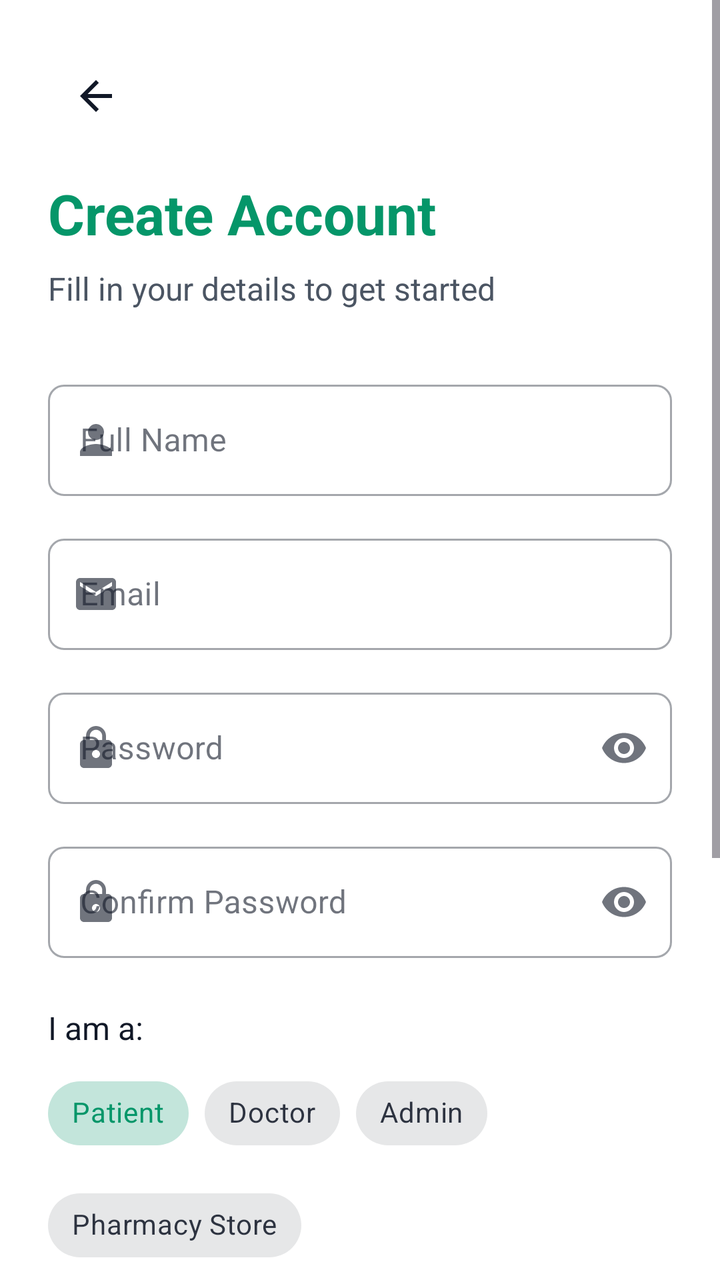
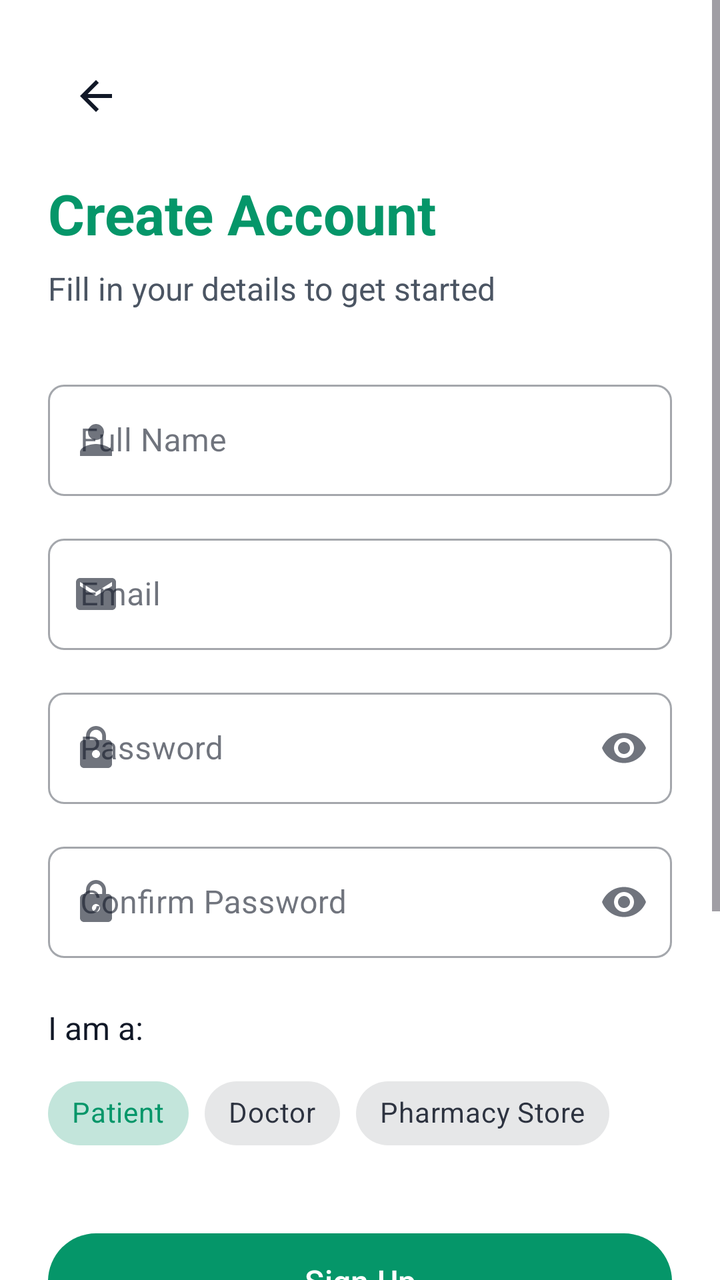

The first picture is an Android layout as it rendered before a commit; the second is the same layout after the commit. The layout source and the unified diff follow.
<!-- AndroidManifest.xml: application theme Theme.MediTrack -->
<!-- res/layout/activity_signup.xml -->
<?xml version="1.0" encoding="utf-8"?>
<ScrollView xmlns:android="http://schemas.android.com/apk/res/android"
    xmlns:app="http://schemas.android.com/apk/res-auto"
    android:layout_width="match_parent"
    android:layout_height="match_parent"
    android:fillViewport="true">

    <androidx.constraintlayout.widget.ConstraintLayout
        android:layout_width="match_parent"
        android:layout_height="wrap_content"
        android:padding="24dp">

        <ImageButton
            android:id="@+id/backButton"
            android:layout_width="48dp"
            android:layout_height="48dp"
            android:background="?attr/selectableItemBackgroundBorderless"
            android:contentDescription="@string/back"
            android:src="@drawable/ic_back"
            app:layout_constraintStart_toStartOf="parent"
            app:layout_constraintTop_toTopOf="parent"
            app:tint="@color/text_primary" />

        <TextView
            android:id="@+id/titleText"
            android:layout_width="wrap_content"
            android:layout_height="wrap_content"
            android:layout_marginTop="16dp"
            android:text="@string/create_account"
            android:textColor="@color/primary"
            android:textSize="28sp"
            android:textStyle="bold"
            app:layout_constraintStart_toStartOf="parent"
            app:layout_constraintTop_toBottomOf="@+id/backButton" />

        <TextView
            android:id="@+id/subtitleText"
            android:layout_width="wrap_content"
            android:layout_height="wrap_content"
            android:layout_marginTop="8dp"
            android:text="@string/signup_subtitle"
            android:textColor="@color/text_secondary"
            android:textSize="16sp"
            app:layout_constraintStart_toStartOf="parent"
            app:layout_constraintTop_toBottomOf="@+id/titleText" />

        <com.google.android.material.textfield.TextInputLayout
            android:id="@+id/nameLayout"
            style="@style/Widget.MaterialComponents.TextInputLayout.OutlinedBox"
            android:layout_width="0dp"
            android:layout_height="wrap_content"
            android:layout_marginTop="32dp"
            android:hint="@string/full_name"
            app:layout_constraintEnd_toEndOf="parent"
            app:layout_constraintStart_toStartOf="parent"
            app:layout_constraintTop_toBottomOf="@+id/subtitleText"
            app:startIconDrawable="@drawable/ic_person">

            <com.google.android.material.textfield.TextInputEditText
                android:id="@+id/nameEditText"
                android:layout_width="match_parent"
                android:layout_height="wrap_content"
                android:inputType="textPersonName"
                android:maxLines="1" />
        </com.google.android.material.textfield.TextInputLayout>

        <com.google.android.material.textfield.TextInputLayout
            android:id="@+id/emailLayout"
            style="@style/Widget.MaterialComponents.TextInputLayout.OutlinedBox"
            android:layout_width="0dp"
            android:layout_height="wrap_content"
            android:layout_marginTop="16dp"
            android:hint="@string/email"
            app:layout_constraintEnd_toEndOf="parent"
            app:layout_constraintStart_toStartOf="parent"
            app:layout_constraintTop_toBottomOf="@+id/nameLayout"
            app:startIconDrawable="@drawable/ic_email">

            <com.google.android.material.textfield.TextInputEditText
                android:id="@+id/emailEditText"
                android:layout_width="match_parent"
                android:layout_height="wrap_content"
                android:inputType="textEmailAddress"
                android:maxLines="1" />
        </com.google.android.material.textfield.TextInputLayout>

        <com.google.android.material.textfield.TextInputLayout
            android:id="@+id/passwordLayout"
            style="@style/Widget.MaterialComponents.TextInputLayout.OutlinedBox"
            android:layout_width="0dp"
            android:layout_height="wrap_content"
            android:layout_marginTop="16dp"
            android:hint="@string/password"
            app:endIconMode="password_toggle"
            app:layout_constraintEnd_toEndOf="parent"
            app:layout_constraintStart_toStartOf="parent"
            app:layout_constraintTop_toBottomOf="@+id/emailLayout"
            app:startIconDrawable="@drawable/ic_lock">

            <com.google.android.material.textfield.TextInputEditText
                android:id="@+id/passwordEditText"
                android:layout_width="match_parent"
                android:layout_height="wrap_content"
                android:inputType="textPassword"
                android:maxLines="1" />
        </com.google.android.material.textfield.TextInputLayout>

        <com.google.android.material.textfield.TextInputLayout
            android:id="@+id/confirmPasswordLayout"
            style="@style/Widget.MaterialComponents.TextInputLayout.OutlinedBox"
            android:layout_width="0dp"
            android:layout_height="wrap_content"
            android:layout_marginTop="16dp"
            android:hint="@string/confirm_password"
            app:endIconMode="password_toggle"
            app:layout_constraintEnd_toEndOf="parent"
            app:layout_constraintStart_toStartOf="parent"
            app:layout_constraintTop_toBottomOf="@+id/passwordLayout"
            app:startIconDrawable="@drawable/ic_lock">

            <com.google.android.material.textfield.TextInputEditText
                android:id="@+id/confirmPasswordEditText"
                android:layout_width="match_parent"
                android:layout_height="wrap_content"
                android:inputType="textPassword"
                android:maxLines="1" />
        </com.google.android.material.textfield.TextInputLayout>

        <TextView
            android:id="@+id/roleLabel"
            android:layout_width="wrap_content"
            android:layout_height="wrap_content"
            android:layout_marginTop="24dp"
            android:text="@string/i_am_a"
            android:textColor="@color/text_primary"
            android:textSize="16sp"
            app:layout_constraintStart_toStartOf="parent"
            app:layout_constraintTop_toBottomOf="@+id/confirmPasswordLayout" />

        <com.google.android.material.chip.ChipGroup
            android:id="@+id/roleChipGroup"
            android:layout_width="0dp"
            android:layout_height="wrap_content"
            android:layout_marginTop="8dp"
            app:layout_constraintEnd_toEndOf="parent"
            app:layout_constraintStart_toStartOf="parent"
            app:layout_constraintTop_toBottomOf="@+id/roleLabel"
            app:selectionRequired="true"
            app:singleSelection="true">

            <com.google.android.material.chip.Chip
                android:id="@+id/patientChip"
                style="@style/Widget.MaterialComponents.Chip.Choice"
                android:layout_width="wrap_content"
                android:layout_height="wrap_content"
                android:checked="true"
                android:text="@string/patient" />

            <com.google.android.material.chip.Chip
                android:id="@+id/doctorChip"
                style="@style/Widget.MaterialComponents.Chip.Choice"
                android:layout_width="wrap_content"
                android:layout_height="wrap_content"
                android:text="@string/doctor" />

            <com.google.android.material.chip.Chip
                android:id="@+id/adminChip"
                style="@style/Widget.MaterialComponents.Chip.Choice"
                android:layout_width="wrap_content"
                android:layout_height="wrap_content"
                android:text="@string/admin" />

            <com.google.android.material.chip.Chip
                android:id="@+id/pharmacyChip"
                style="@style/Widget.MaterialComponents.Chip.Choice"
                android:layout_width="wrap_content"
                android:layout_height="wrap_content"
                android:text="@string/pharmacy_store" />
        </com.google.android.material.chip.ChipGroup>

        <com.google.android.material.button.MaterialButton
            android:id="@+id/signupButton"
            android:layout_width="0dp"
            android:layout_height="56dp"
            android:layout_marginTop="32dp"
            android:text="@string/sign_up"
            android:textAllCaps="false"
            android:textSize="16sp"
            app:cornerRadius="28dp"
            app:layout_constraintEnd_toEndOf="parent"
            app:layout_constraintStart_toStartOf="parent"
            app:layout_constraintTop_toBottomOf="@+id/roleChipGroup" />

        <ProgressBar
            android:id="@+id/progressBar"
            android:layout_width="wrap_content"
            android:layout_height="wrap_content"
            android:visibility="gone"
            app:layout_constraintBottom_toBottomOf="@+id/signupButton"
            app:layout_constraintEnd_toEndOf="@+id/signupButton"
            app:layout_constraintStart_toStartOf="@+id/signupButton"
            app:layout_constraintTop_toTopOf="@+id/signupButton" />

        <TextView
            android:id="@+id/orText"
            android:layout_width="wrap_content"
            android:layout_height="wrap_content"
            android:layout_marginTop="24dp"
            android:text="@string/or"
            android:textColor="@color/text_secondary"
            android:textSize="14sp"
            app:layout_constraintEnd_toEndOf="parent"
            app:layout_constraintStart_toStartOf="parent"
            app:layout_constraintTop_toBottomOf="@+id/signupButton" />

        <View
            android:id="@+id/leftDivider"
            android:layout_width="0dp"
            android:layout_height="1dp"
            android:layout_marginEnd="16dp"
            android:background="@color/divider"
            app:layout_constraintBottom_toBottomOf="@+id/orText"
            app:layout_constraintEnd_toStartOf="@+id/orText"
            app:layout_constraintStart_toStartOf="parent"
            app:layout_constraintTop_toTopOf="@+id/orText" />

        <View
            android:id="@+id/rightDivider"
            android:layout_width="0dp"
            android:layout_height="1dp"
            android:layout_marginStart="16dp"
            android:background="@color/divider"
            app:layout_constraintBottom_toBottomOf="@+id/orText"
            app:layout_constraintEnd_toEndOf="parent"
            app:layout_constraintStart_toEndOf="@+id/orText"
            app:layout_constraintTop_toTopOf="@+id/orText" />

        <com.google.android.material.button.MaterialButton
            android:id="@+id/googleSignUpButton"
            style="@style/Widget.MaterialComponents.Button.OutlinedButton"
            android:layout_width="0dp"
            android:layout_height="56dp"
            android:layout_marginTop="24dp"
            android:text="@string/continue_with_google"
            android:textAllCaps="false"
            android:textColor="@color/text_primary"
            android:textSize="16sp"
            app:cornerRadius="28dp"
            app:icon="@drawable/ic_google"
            app:iconGravity="textStart"
            app:iconPadding="12dp"
            app:iconTint="@null"
            app:layout_constraintEnd_toEndOf="parent"
            app:layout_constraintStart_toStartOf="parent"
            app:layout_constraintTop_toBottomOf="@+id/orText" />

        <LinearLayout
            android:layout_width="wrap_content"
            android:layout_height="wrap_content"
            android:layout_marginTop="32dp"
            android:layout_marginBottom="24dp"
            android:orientation="horizontal"
            app:layout_constraintBottom_toBottomOf="parent"
            app:layout_constraintEnd_toEndOf="parent"
            app:layout_constraintStart_toStartOf="parent"
            app:layout_constraintTop_toBottomOf="@+id/googleSignUpButton">

            <TextView
                android:layout_width="wrap_content"
                android:layout_height="wrap_content"
                android:text="@string/already_have_account"
                android:textColor="@color/text_secondary"
                android:textSize="14sp" />

            <TextView
                android:id="@+id/signInText"
                android:layout_width="wrap_content"
                android:layout_height="wrap_content"
                android:layout_marginStart="4dp"
                android:padding="4dp"
                android:text="@string/sign_in"
                android:textColor="@color/primary"
                android:textSize="14sp"
                android:textStyle="bold" />
        </LinearLayout>

    </androidx.constraintlayout.widget.ConstraintLayout>
</ScrollView>
<!-- resources referenced by this layout -->
<resources>
  <color name="divider">#E5E7EB</color>
  <color name="primary">#059669</color>
  <color name="text_primary">#111827</color>
  <color name="text_secondary">#4B5563</color>
  <!-- drawable ic_back (drawable) -->
  <vector xmlns:android="http://schemas.android.com/apk/res/android"
      android:width="24dp"
      android:height="24dp"
      android:viewportWidth="24"
      android:viewportHeight="24">
      <path
          android:fillColor="#000000"
          android:pathData="M20,11H7.83l5.59,-5.59L12,4l-8,8l8,8l1.41,-1.41L7.83,13H20V11z"/>
  </vector>
  <!-- drawable ic_email (drawable) -->
  <vector xmlns:android="http://schemas.android.com/apk/res/android"
      android:width="24dp"
      android:height="24dp"
      android:viewportWidth="24"
      android:viewportHeight="24">
      <path
          android:fillColor="#000000"
          android:pathData="M20,4H4C2.9,4 2.01,4.9 2.01,6L2,18c0,1.1 0.9,2 2,2h16c1.1,0 2,-0.9 2,-2V6C22,4.9 21.1,4 20,4zM20,8l-8,5l-8,-5V6l8,5l8,-5V8z"/>
  </vector>
  <!-- drawable ic_person (drawable) -->
  <vector xmlns:android="http://schemas.android.com/apk/res/android"
      android:width="24dp"
      android:height="24dp"
      android:viewportWidth="24"
      android:viewportHeight="24">
      <path
          android:fillColor="#000000"
          android:pathData="M12,12c2.21,0 4,-1.79 4,-4s-1.79,-4 -4,-4s-4,1.79 -4,4S9.79,12 12,12zM12,14c-2.67,0 -8,1.34 -8,4v2h16v-2C20,15.34 14.67,14 12,14z"/>
  </vector>
  <string name="admin">Admin</string>
  <string name="already_have_account">Already have an account?</string>
  <string name="back">Back</string>
  <string name="confirm_password">Confirm Password</string>
  <string name="continue_with_google">Continue with Google</string>
  <string name="create_account">Create Account</string>
  <string name="doctor">Doctor</string>
  <string name="email">Email</string>
  <string name="full_name">Full Name</string>
  <string name="i_am_a">I am a:</string>
  <string name="or">OR</string>
  <string name="password">Password</string>
  <string name="patient">Patient</string>
  <string name="pharmacy_store">Pharmacy Store</string>
  <string name="sign_in">Sign In</string>
  <string name="sign_up">Sign Up</string>
  <string name="signup_subtitle">Fill in your details to get started</string>
  <color name="primary_dark">#047857</color>
  <color name="primary_container">#D1FAE5</color>
  <color name="text_on_primary">#FFFFFF</color>
  <color name="on_primary_container">#064E3B</color>
  <color name="secondary">#0891B2</color>
  <color name="secondary_container">#CFFAFE</color>
  <color name="white">#FFFFFFFF</color>
  <color name="on_secondary_container">#164E63</color>
  <color name="tertiary">#7C3AED</color>
  <color name="tertiary_container">#EDE9FE</color>
  <color name="on_tertiary_container">#4C1D95</color>
  <color name="background">#FFFFFF</color>
  <color name="surface">#FFFFFF</color>
  <color name="surface_variant">#F3F4F6</color>
  <color name="error">#DC2626</color>
  <color name="error_container">#FEF2F2</color>
  <color name="outline">#D1D5DB</color>
  <style name="ShapeAppearance.MediTrack.SmallComponent" parent="ShapeAppearance.Material3.SmallComponent">
          <item name="cornerFamily">rounded</item>
          <item name="cornerSize">8dp</item>
      </style>
  <style name="ShapeAppearance.MediTrack.MediumComponent" parent="ShapeAppearance.Material3.MediumComponent">
          <item name="cornerFamily">rounded</item>
          <item name="cornerSize">12dp</item>
      </style>
  <style name="ShapeAppearance.MediTrack.LargeComponent" parent="ShapeAppearance.Material3.LargeComponent">
          <item name="cornerFamily">rounded</item>
          <item name="cornerSize">16dp</item>
      </style>
  <!-- unchanged entries left out for length: 3 -->
</resources>

<!-- the commit's change to res/layout/activity_signup.xml (unified diff, before → after) -->
@@ -163,12 +163,7 @@
                 android:layout_height="wrap_content"
                 android:text="@string/doctor" />
 
-            <com.google.android.material.chip.Chip
-                android:id="@+id/adminChip"
-                style="@style/Widget.MaterialComponents.Chip.Choice"
-                android:layout_width="wrap_content"
-                android:layout_height="wrap_content"
-                android:text="@string/admin" />
+            
 
             <com.google.android.material.chip.Chip
                 android:id="@+id/pharmacyChip"
<!-- resource entries referenced after the edit -->
@@ -34,7 +34,6 @@
           android:fillColor="#000000"
           android:pathData="M12,12c2.21,0 4,-1.79 4,-4s-1.79,-4 -4,-4s-4,1.79 -4,4S9.79,12 12,12zM12,14c-2.67,0 -8,1.34 -8,4v2h16v-2C20,15.34 14.67,14 12,14z"/>
   </vector>
-  <string name="admin">Admin</string>
   <string name="already_have_account">Already have an account?</string>
   <string name="back">Back</string>
   <string name="confirm_password">Confirm Password</string>
